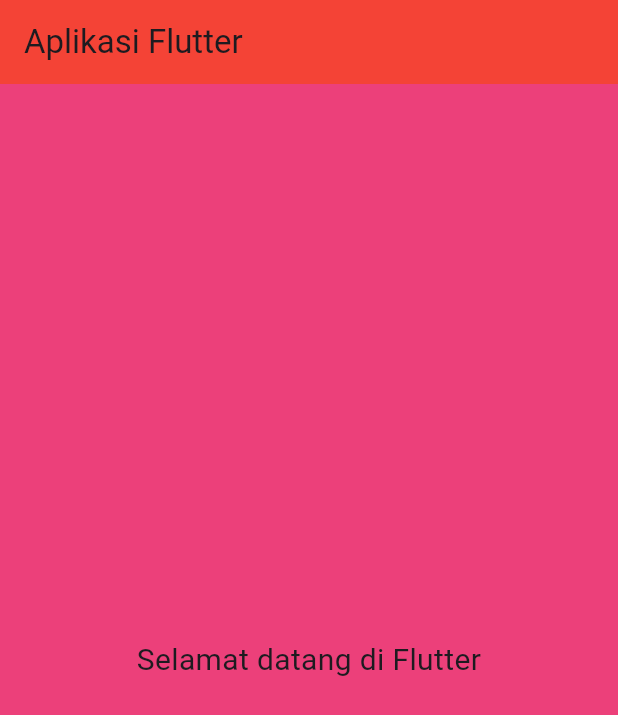
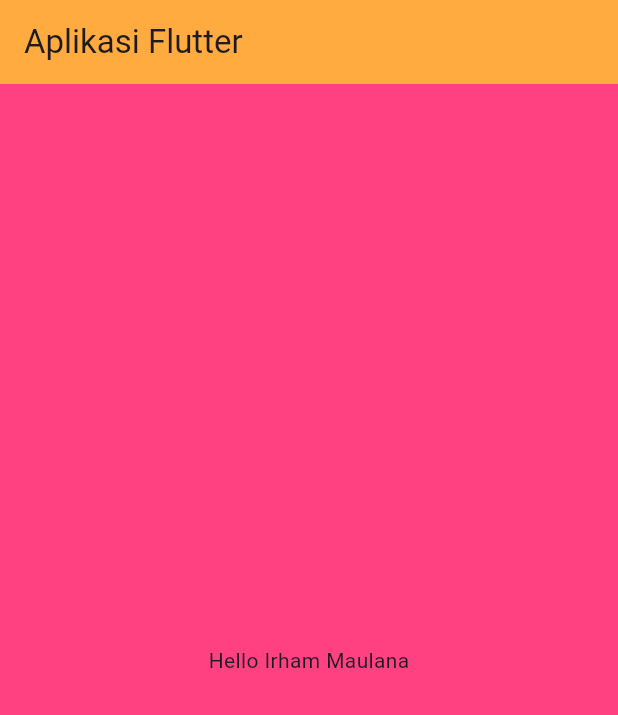
Before and after one commit to imaulanaazn/mobprog_lanjutan_jobsheet_3, a Flutter app: the screen it shows after launch, on a phone screen of 412 x 824 dp. Shown: the top 715 px of the screen. Run offline on Flutter 3.47's test engine with Material 3 defaults, Android fonts, the phone set to English and light mode, and no system bars.

Commit message:
fixing the code to follow the jobsheet 4 rule

```diff
--- a/lib/main.dart
+++ b/lib/main.dart
@@ -1,35 +1,20 @@
 import 'package:flutter/material.dart';
 
-void main() {
-  runApp(const MyApp());
-}
+void main() => runApp(MyApp());
 
 class MyApp extends StatelessWidget {
-  const MyApp({Key? key});
-
   @override
   Widget build(BuildContext context) {
     return MaterialApp(
-      title: 'Aplikasi Flutter',
-      theme: ThemeData(
-        primarySwatch: Colors.deepPurple,
-        visualDensity: VisualDensity.adaptivePlatformDensity,
-      ),
+      title: 'First App',
       home: Scaffold(
-        backgroundColor: Colors.pink[400],
+        backgroundColor: Colors.pinkAccent,
         appBar: AppBar(
+          backgroundColor: Colors.orangeAccent,
           title: const Text('Aplikasi Flutter'),
-          backgroundColor: Colors.red,
-
         ),
         body: const Center(
-          child: Text(
-            'Selamat datang di Flutter',
-            style: TextStyle(
-              fontSize: 20,
-            ),
-            textAlign: TextAlign.center,
-          ),
+          child: Text('Hello Irham Maulana'),
         ),
       ),
     );
```
